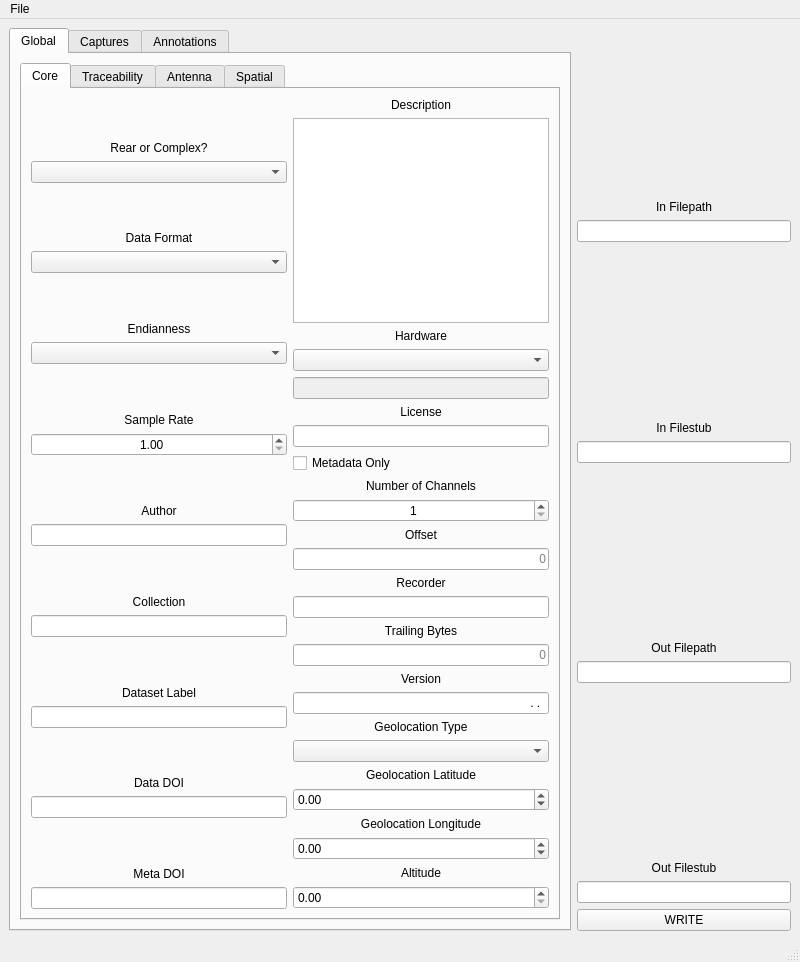
Above: mainwindow.ui from jpferrell/sigmf-editor before the change. Below: the same form after it.
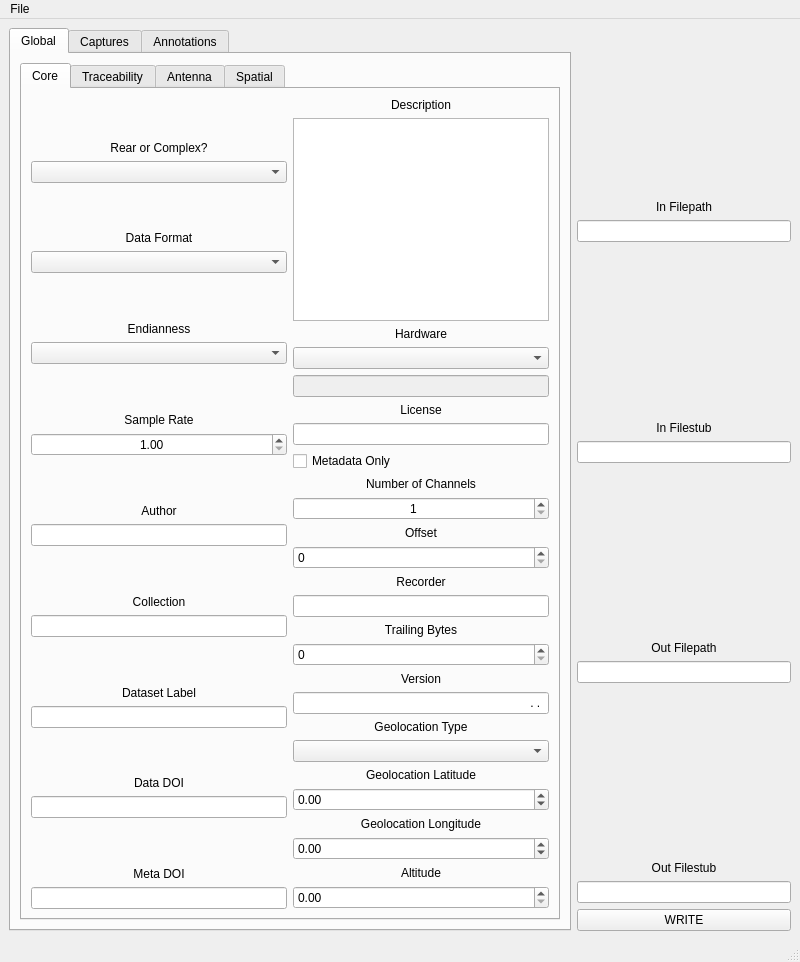
That is the form after the change. Icons and pictures are not drawn.

```diff
--- a/mainwindow.ui
+++ b/mainwindow.ui
@@ -332,15 +332,9 @@
                    </widget>
                   </item>
                   <item>
-                   <widget class="QLineEdit" name="offsetLineEdit">
-                    <property name="inputMask">
-                     <string>99999999999999999999</string>
-                    </property>
-                    <property name="alignment">
-                     <set>Qt::AlignRight|Qt::AlignTrailing|Qt::AlignVCenter</set>
-                    </property>
-                    <property name="placeholderText">
-                     <string>0</string>
+                   <widget class="QSpinBox" name="offsetSpinBox">
+                    <property name="maximum">
+                     <number>1000000000</number>
                     </property>
                    </widget>
                   </item>
@@ -372,15 +366,9 @@
                    </widget>
                   </item>
                   <item>
-                   <widget class="QLineEdit" name="trailingBytesLineEdit">
-                    <property name="inputMask">
-                     <string>999999999999999999999</string>
-                    </property>
-                    <property name="alignment">
-                     <set>Qt::AlignRight|Qt::AlignTrailing|Qt::AlignVCenter</set>
-                    </property>
-                    <property name="placeholderText">
-                     <string>0</string>
+                   <widget class="QSpinBox" name="trailingBytesSpinBox">
+                    <property name="maximum">
+                     <number>1000000000</number>
                     </property>
                    </widget>
                   </item>
```
Left out of the diff: 6 changed lines with no effect on the pictures.
